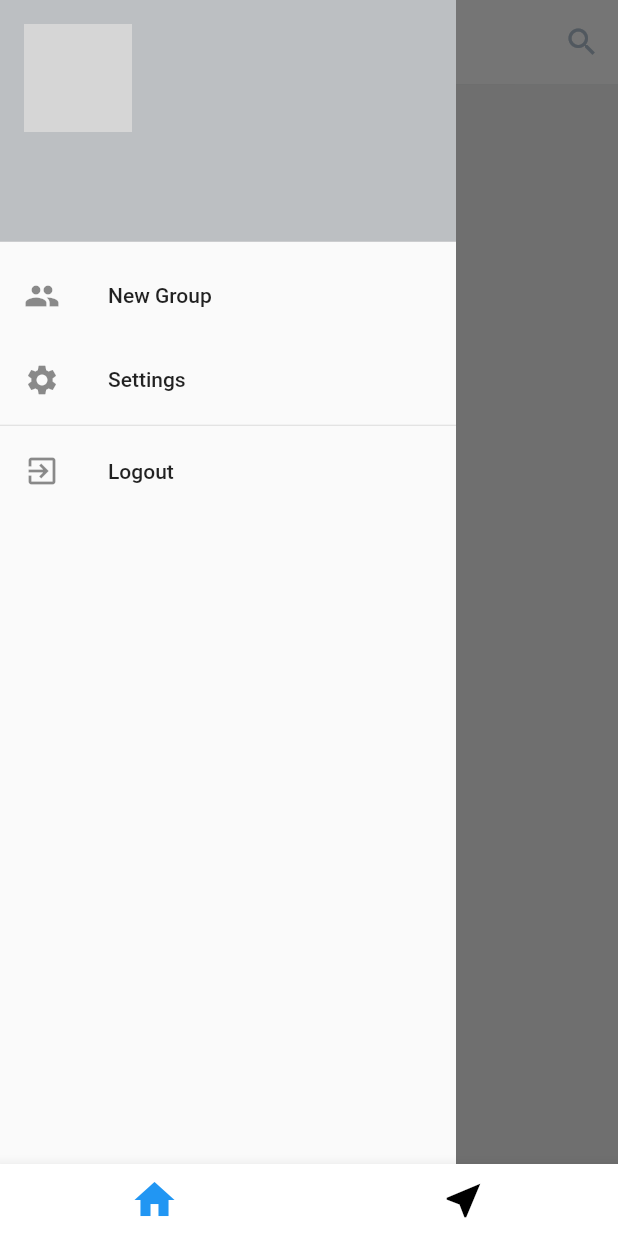
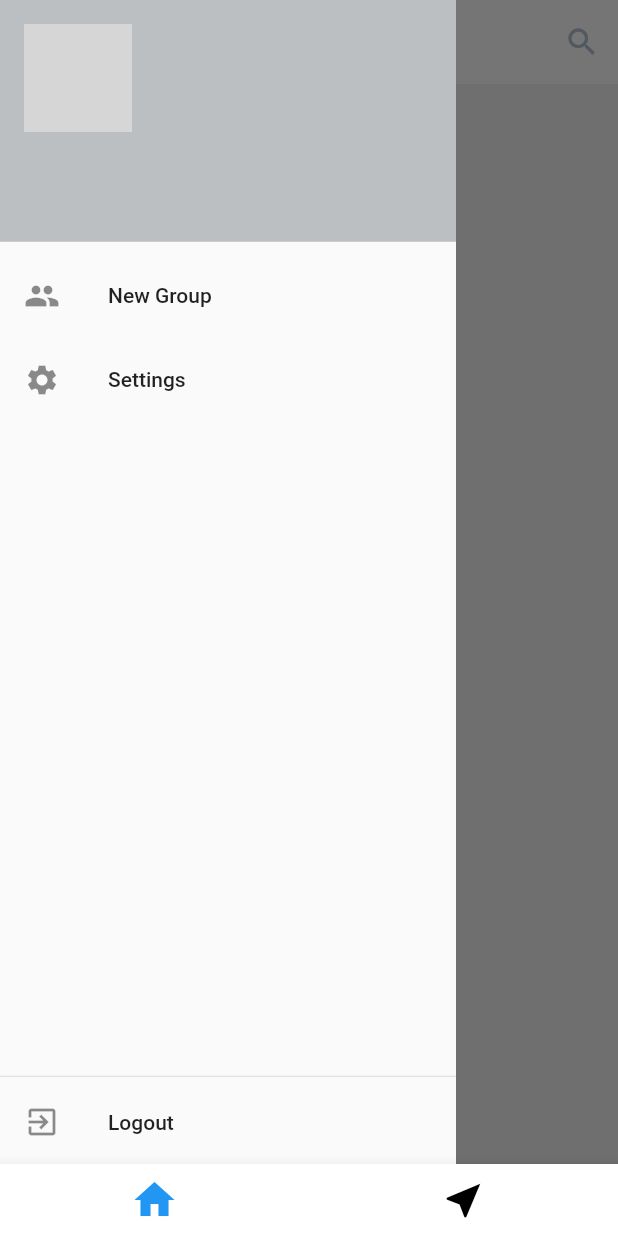
Before and after one commit to sharoncabrera/keep-in-touch, a Flutter app: the MenuChatRoute screen opened directly, with the side drawer open, on a phone screen of 412 x 824 dp. Run offline on Flutter 3.47's test engine with Material 2 defaults, Android fonts, the phone set to English and light mode, and no system bars; our stand-ins replace cached_network_image, cloud_firestore, firebase_auth, firebase_storage, fluttertoast, google_sign_in and 2 more; missing offline and left inert: circular_bottom_navigation; accounts and stored records are empty; network calls fail; grey boxes are pictures that could not be loaded.

```diff
--- a/lib/routes/chats_room_route.dart
+++ b/lib/routes/chats_room_route.dart
@@ -11,6 +11,8 @@ class _ChatRoomRouteState extends State<ChatRoomRoute> {
   double height = 0.0;
 
   Widget _getBody() => SafeArea(
+        child: WillPopScope(
+          onWillPop: () {},
           child: Scaffold(
             appBar: AppBar(
               iconTheme: IconThemeData(color: bottomAppBarColor),
@@ -34,6 +36,7 @@ class _ChatRoomRouteState extends State<ChatRoomRoute> {
               ),
             ),
           ),
+        ),
       );
 
   @override
--- a/lib/routes/menu_chat_route.dart
+++ b/lib/routes/menu_chat_route.dart
@@ -67,8 +67,8 @@ class _MenuChatRouteState extends State<MenuChatRoute> {
           backgroundColor: greyBackgroundColor,
           drawer: Drawer(
             elevation: 0.0,
-            child: ListView(
-              shrinkWrap: true,
+            child: Column(
+              //shrinkWrap: true,
               children: <Widget>[
                 UserAccountsDrawerHeader(
                   decoration: BoxDecoration(
@@ -93,6 +93,7 @@ class _MenuChatRouteState extends State<MenuChatRoute> {
                     //  exitDialog(context);
                   },
                 ),
+                Spacer(flex: 1),
                 Divider(
                   height: 5.0,
                 ),
@@ -105,7 +106,7 @@ class _MenuChatRouteState extends State<MenuChatRoute> {
                   },
                 ),
               ],
-              addRepaintBoundaries: false,
+             // addRepaintBoundaries: false,
             ),
           ),
           body: getFriendsList(),
```
Also changed, not shown: lib/routes/settings_route.dart (+17 -16 lines). Lines whose indentation alone changed are shown as unchanged.
